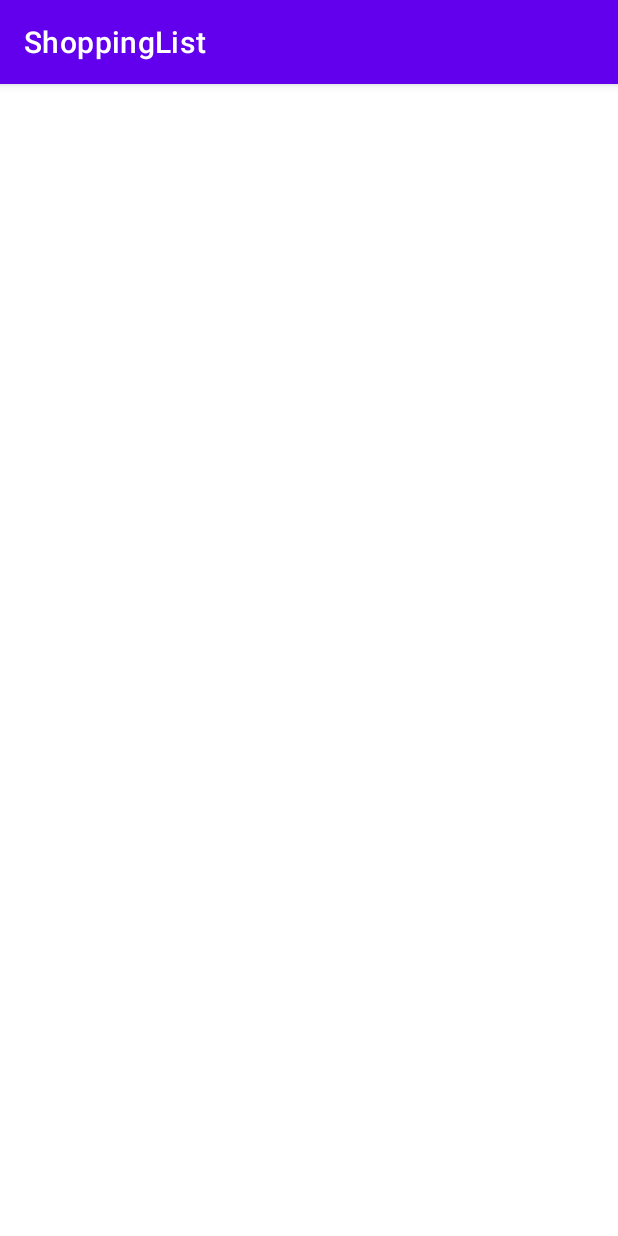
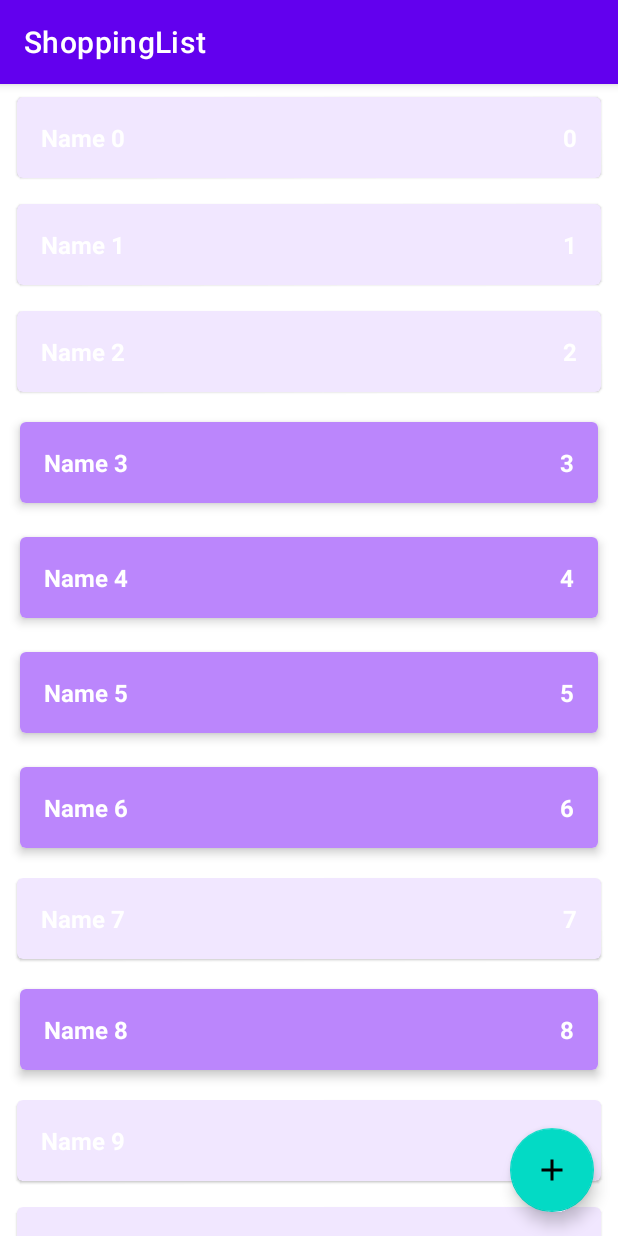
Before and after one commit to korolKlinkoff/ShoppingList, an Android app: the screen it shows after launch (MainActivity), on a phone screen of 412 x 824 dp. Run offline under Robolectric (Android 15) with nearby library versions, the phone set to English and light mode, and no system bars.

Commit message:
реализован RecyclerView

```diff
--- a/app/src/main/java/com/example/shoppinglist/data/ShopListRepositoryImpl.kt
+++ b/app/src/main/java/com/example/shoppinglist/data/ShopListRepositoryImpl.kt
@@ -4,17 +4,18 @@ import androidx.lifecycle.LiveData
 import androidx.lifecycle.MutableLiveData
 import com.example.shoppinglist.domain.ShopItem
 import com.example.shoppinglist.domain.ShopListRepository
+import kotlin.random.Random
 
 object ShopListRepositoryImpl: ShopListRepository {
 
     private val shopListLD = MutableLiveData<List<ShopItem>>()
-    private val shopList = mutableListOf<ShopItem>()
+    private val shopList = sortedSetOf<ShopItem>({ p0, p1 -> p0.id.compareTo(p1.id) })
 
     private var autoIncrementId = 0
 
     init {
-        for (i in 0 until 10) {
-            addShopItem(ShopItem("Name $i", i, true))
+        for (i in 0 until 1000) {
+            addShopItem(ShopItem("Name $i", i, Random.nextBoolean()))
         }
     }
 
@@ -34,6 +35,7 @@ object ShopListRepositoryImpl: ShopListRepository {
     override fun editShopItem(shopItem: ShopItem) {
         shopList.remove(getShopItem(shopItem.id))
         shopList.add(shopItem)
+        updateList()
     }
 
     override fun getShopItem(shopItemId: Int): ShopItem {
--- a/app/src/main/java/com/example/shoppinglist/presentation/MainActivity.kt
+++ b/app/src/main/java/com/example/shoppinglist/presentation/MainActivity.kt
@@ -3,17 +3,34 @@ package com.example.shoppinglist.presentation
 import androidx.appcompat.app.AppCompatActivity
 import android.os.Bundle
 import android.util.Log
+import android.view.LayoutInflater
+import android.widget.LinearLayout
+import android.widget.TextView
 import androidx.lifecycle.ViewModelProvider
+import androidx.recyclerview.widget.RecyclerView
 import com.example.shoppinglist.R
+import com.example.shoppinglist.domain.ShopItem
 
 class MainActivity : AppCompatActivity() {
+
     private lateinit var viewModel: MainViewModel
+    private lateinit var adapter: ShopListAdapter
+
     override fun onCreate(savedInstanceState: Bundle?) {
         super.onCreate(savedInstanceState)
         setContentView(R.layout.activity_main)
+        setupRecyclerView()
         viewModel = ViewModelProvider(this)[MainViewModel::class.java]
         viewModel.shopList.observe(this) {
-            Log.d("MainActivityTest", it.toString())
+            adapter.shopList = it
         }
     }
+
+    private fun setupRecyclerView(){
+        val rvShopList = findViewById<RecyclerView>(R.id.rv_shop_list)
+        adapter = ShopListAdapter()
+        rvShopList.adapter = adapter
+        rvShopList.recycledViewPool.setMaxRecycledViews(ShopListAdapter.VIEW_TYPE_ENABLED, ShopListAdapter.MAX_POOL_SIZE)
+        rvShopList.recycledViewPool.setMaxRecycledViews(ShopListAdapter.VIEW_TYPE_DISABLED, ShopListAdapter.MAX_POOL_SIZE)
+    }
 }
--- /dev/null
+++ b/app/src/main/java/com/example/shoppinglist/presentation/ShopListAdapter.kt
@@ -0,0 +1,70 @@
+package com.example.shoppinglist.presentation
+
+import android.util.Log
+import android.view.LayoutInflater
+import android.view.View
+import android.view.ViewGroup
+import android.widget.TextView
+import androidx.core.content.ContextCompat
+import androidx.recyclerview.widget.RecyclerView
+import com.example.shoppinglist.R
+import com.example.shoppinglist.domain.ShopItem
+
+class ShopListAdapter : RecyclerView.Adapter<ShopListAdapter.ShopItemViewHolder>() {
+    private var count = 0
+    class ShopItemViewHolder(view: View) : RecyclerView.ViewHolder(view) {
+        val tvName = view.findViewById<TextView>(R.id.tv_name)
+        val tvCount = view.findViewById<TextView>(R.id.tv_count)
+    }
+
+    var shopList = listOf<ShopItem>()
+        set(value) {
+            field = value
+            notifyDataSetChanged()
+        }
+
+    override fun onCreateViewHolder(parent: ViewGroup, viewType: Int): ShopItemViewHolder {
+        val layout = when (viewType) {
+            VIEW_TYPE_DISABLED -> R.layout.item_shop_disabled
+            VIEW_TYPE_ENABLED -> R.layout.item_shop_enabled
+            else -> throw RuntimeException("Unknown view type: $viewType")
+        }
+        val view = LayoutInflater.from(parent.context).inflate(layout, parent, false)
+        count++
+        Log.d("RecyclerViewAdapter", "created new view holder: $count")
+        return ShopItemViewHolder(view)
+    }
+
+    override fun onBindViewHolder(holder: ShopItemViewHolder, position: Int) {
+        val shopItem = shopList[position]
+        holder.tvName.text = shopItem.name
+        holder.tvCount.text = shopItem.count.toString()
+        holder.itemView.setOnLongClickListener {
+            true
+        }
+    }
+
+    override fun onViewRecycled(holder: ShopItemViewHolder) {
+        super.onViewRecycled(holder)
+    }
+
+    override fun getItemViewType(position: Int): Int {
+        val item = shopList[position]
+        return if(item.enabled){
+            VIEW_TYPE_ENABLED
+        }   else {
+            VIEW_TYPE_DISABLED
+        }
+    }
+
+    override fun getItemCount(): Int {
+        return shopList.size
+    }
+
+    companion object{
+        const val VIEW_TYPE_ENABLED = 100
+        const val VIEW_TYPE_DISABLED = 101
+
+        const val MAX_POOL_SIZE = 15
+    }
+}
--- /dev/null
+++ b/app/src/main/res/drawable/ic_add.xml
@@ -0,0 +1,9 @@
+<vector xmlns:android="http://schemas.android.com/apk/res/android"
+    android:width="24dp"
+    android:height="24dp"
+    android:viewportWidth="24"
+    android:viewportHeight="24">
+    <path
+        android:pathData="M19,13h-6v6h-2v-6H5v-2h6V5h2v6h6v2z"
+        android:fillColor="#ffffff"/>
+</vector>
--- a/app/src/main/res/layout/activity_main.xml
+++ b/app/src/main/res/layout/activity_main.xml
@@ -1,7 +1,33 @@
-<?xml version="1.0" encoding="utf-8"?>
 <androidx.constraintlayout.widget.ConstraintLayout xmlns:android="http://schemas.android.com/apk/res/android"
     xmlns:app="http://schemas.android.com/apk/res-auto"
     xmlns:tools="http://schemas.android.com/tools"
     android:layout_width="match_parent"
     android:layout_height="match_parent"
-    tools:context=".presentation.MainActivity"/>
+    tools:context=".presentation.MainActivity">
+
+
+    <androidx.recyclerview.widget.RecyclerView
+        android:id="@+id/rv_shop_list"
+        android:layout_width="0dp"
+        android:layout_height="0dp"
+        app:layout_constraintBottom_toBottomOf="parent"
+        app:layout_constraintEnd_toEndOf="parent"
+        app:layout_constraintStart_toStartOf="parent"
+        app:layout_constraintTop_toTopOf="parent"
+        app:layoutManager="androidx.recyclerview.widget.LinearLayoutManager"
+        tools:listitem="@layout/item_shop_enabled"/>
+
+    <com.google.android.material.floatingactionbutton.FloatingActionButton
+        android:id="@+id/button_add_shop_item"
+        android:layout_width="wrap_content"
+        android:layout_height="wrap_content"
+        android:layout_marginEnd="16dp"
+        android:layout_marginBottom="16dp"
+        android:clickable="true"
+        android:contentDescription="@string/add_shop_item_content_description"
+        android:focusable="true"
+        app:layout_constraintBottom_toBottomOf="parent"
+        app:layout_constraintEnd_toEndOf="parent"
+        app:srcCompat="@drawable/ic_add" />
+
+</androidx.constraintlayout.widget.ConstraintLayout>
--- /dev/null
+++ b/app/src/main/res/layout/item_shop_disabled.xml
@@ -0,0 +1,43 @@
+<?xml version="1.0" encoding="utf-8"?>
+<androidx.cardview.widget.CardView xmlns:android="http://schemas.android.com/apk/res/android"
+    xmlns:app="http://schemas.android.com/apk/res-auto"
+    xmlns:tools="http://schemas.android.com/tools"
+    android:layout_width="match_parent"
+    android:layout_height="wrap_content"
+    android:layout_marginStart="8dp"
+    android:layout_marginTop="4dp"
+    android:layout_marginEnd="8dp"
+    android:layout_marginBottom="4dp"
+    app:cardCornerRadius="4dp"
+    app:cardElevation="1dp"
+    app:cardUseCompatPadding="true">
+
+    <LinearLayout
+        android:layout_width="match_parent"
+        android:layout_height="wrap_content"
+        android:background="#33BB86FC"
+        android:orientation="horizontal"
+        android:padding="16dp">
+
+        <TextView
+            android:id="@+id/tv_name"
+            android:layout_width="0dp"
+            android:layout_height="wrap_content"
+            android:layout_weight="1"
+            android:textColor="@color/white"
+            android:textSize="16sp"
+            android:textStyle="bold"
+            tools:text="Салфетки" />
+
+        <TextView
+            android:id="@+id/tv_count"
+            android:layout_width="wrap_content"
+            android:layout_height="wrap_content"
+            android:textColor="@color/white"
+            android:textSize="16sp"
+            android:textStyle="bold"
+            tools:text="1" />
+
+    </LinearLayout>
+
+</androidx.cardview.widget.CardView>
--- /dev/null
+++ b/app/src/main/res/layout/item_shop_enabled.xml
@@ -0,0 +1,43 @@
+<?xml version="1.0" encoding="utf-8"?>
+<androidx.cardview.widget.CardView xmlns:android="http://schemas.android.com/apk/res/android"
+    xmlns:app="http://schemas.android.com/apk/res-auto"
+    xmlns:tools="http://schemas.android.com/tools"
+    android:layout_width="match_parent"
+    android:layout_height="wrap_content"
+    android:layout_marginStart="8dp"
+    android:layout_marginTop="4dp"
+    android:layout_marginEnd="8dp"
+    android:layout_marginBottom="4dp"
+    app:cardCornerRadius="4dp"
+    app:cardElevation="4dp"
+    app:cardUseCompatPadding="true">
+
+    <LinearLayout
+        android:layout_width="match_parent"
+        android:layout_height="wrap_content"
+        android:background="@color/purple_200"
+        android:orientation="horizontal"
+        android:padding="16dp">
+
+        <TextView
+            android:id="@+id/tv_name"
+            android:layout_width="0dp"
+            android:layout_height="wrap_content"
+            android:layout_weight="1"
+            android:textColor="@color/white"
+            android:textSize="16sp"
+            android:textStyle="bold"
+            tools:text="Салфетки" />
+
+        <TextView
+            android:id="@+id/tv_count"
+            android:layout_width="wrap_content"
+            android:layout_height="wrap_content"
+            android:textColor="@color/white"
+            android:textSize="16sp"
+            android:textStyle="bold"
+            tools:text="1" />
+
+    </LinearLayout>
+
+</androidx.cardview.widget.CardView>
--- a/app/src/main/res/values/strings.xml
+++ b/app/src/main/res/values/strings.xml
@@ -1,3 +1,4 @@
 <resources>
     <string name="app_name">ShoppingList</string>
+    <string name="add_shop_item_content_description">Add new shop item</string>
 </resources>
```
